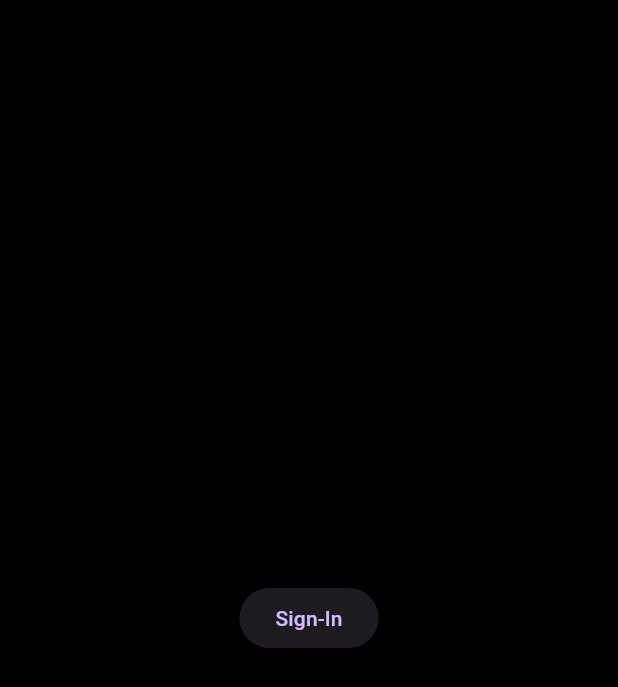
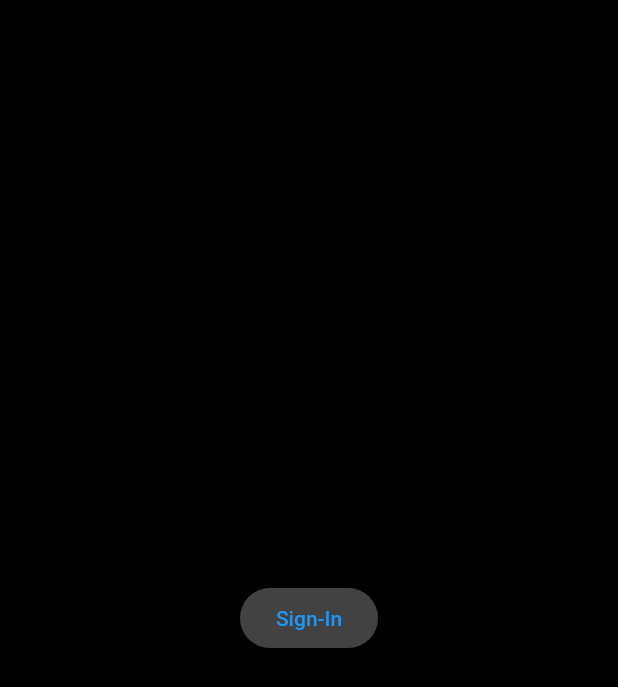
Before and after one commit to angathjr/Hestia-23, a Flutter app: the screen it shows after launch, on a phone screen of 412 x 824 dp. Shown: the top 687 px of the screen. Run offline on Flutter 3.47's test engine with Material 2 defaults, Android fonts, the phone set to English and light mode, and no system bars; our stand-ins replace cached_network_image, carousel_slider, circular_profile_avatar, cloud_firestore, feather_icons, firebase_core and 10 more; missing offline and left inert: flutter_polygon, stories_editor; accounts and stored records are empty.

Commit message:
future theme

```diff
--- a/lib/Schedule/views/Schedule.dart
+++ b/lib/Schedule/views/Schedule.dart
@@ -215,8 +215,8 @@ class Dates extends StatelessWidget {
           margin: EdgeInsets.symmetric(horizontal: w * 0.02),
           decoration: BoxDecoration(
               color: controller.selectedDateIndex.value == index
-                  ? FutTheme.primaryColor
-                  : FutTheme.primaryBg,
+                  ? context.theme.primaryColor
+                  : context.theme.secondaryHeaderColor,
               borderRadius: const BorderRadius.all(Radius.circular(8))),
           child: Column(
             mainAxisAlignment: MainAxisAlignment.spaceAround,
--- a/lib/core/Constants..dart
+++ b/lib/core/Constants..dart
@@ -35,7 +35,7 @@ class FutTheme {
 
   static TextStyle categoryFont = const TextStyle(fontFamily: 'Azonix');
 
-  static TextStyle font7 = GoogleFonts.oxanium();
+  static TextStyle font7 = GoogleFonts.oxanium(fontWeight: FontWeight.w300);
   static Color primaryColor = const Color(0xffDEFD72);
   static Color primaryBg = const Color(0xff1A1A1A);
   static Color secondaryColor = const Color(0xffFFD730);
--- /dev/null
+++ b/lib/core/theme/themes.dart
@@ -0,0 +1,94 @@
+import 'package:flutter/material.dart';
+import 'package:google_fonts/google_fonts.dart';
+
+class Themes {
+  // FUTURE  THEME
+
+  static final futureTheme = ThemeData.dark().copyWith(
+    useMaterial3: true,
+
+    //appbar
+
+    appBarTheme: const AppBarTheme(
+      backgroundColor: Colors.black,
+      scrolledUnderElevation: 0,
+    ),
+
+    //styles
+
+    scaffoldBackgroundColor: Colors.black,
+    iconTheme: const IconThemeData(color: Colors.white),
+    focusColor: Colors.grey,
+    primaryColor: const Color(0xffDEFD72),
+    cardColor: const Color(0xff1C1C1C),
+    secondaryHeaderColor: const Color(0xff1A1A1A),
+
+    //text themes
+
+    textTheme: TextTheme(
+      headlineMedium: const TextStyle(
+        fontFamily: 'Geomanist',
+      ),
+      titleLarge: const TextStyle(fontFamily: 'Azonix'),
+      titleMedium: GoogleFonts.poppins(
+        fontWeight: FontWeight.w500,
+        // color: Colors.white,
+      ),
+      titleSmall: GoogleFonts.montserrat(
+        fontWeight: FontWeight.w300,
+      ),
+      bodyLarge: GoogleFonts.poppins(
+          fontWeight: FontWeight.w700, color: const Color(0xffDEFD72)),
+      bodyMedium: GoogleFonts.montserrat(
+        fontWeight: FontWeight.w600,
+      ),
+      bodySmall: GoogleFonts.oxanium(fontWeight: FontWeight.w300),
+      labelMedium: GoogleFonts.questrial(),
+    ),
+  );
+
+  //PRESENT THEME
+
+  static final presentTheme = ThemeData.dark().copyWith(
+    useMaterial3: true,
+
+    //appbar
+
+    appBarTheme: const AppBarTheme(
+      backgroundColor: Colors.black,
+      scrolledUnderElevation: 0,
+    ),
+
+    //styles
+
+    scaffoldBackgroundColor: Colors.black,
+    iconTheme: const IconThemeData(color: Colors.white),
+    focusColor: Colors.grey,
+    primaryColor: const Color(0xffFFD730),
+    cardColor: const Color(0xff1A1A1A),
+
+    //text themes
+
+    textTheme: TextTheme(
+      headlineMedium: const TextStyle(
+        fontFamily: 'Geomanist',
+      ),
+      titleLarge: const TextStyle(fontFamily: 'Sandy'),
+      titleMedium: GoogleFonts.poppins(
+        fontWeight: FontWeight.w500,
+        // color: Colors.white,
+      ),
+      titleSmall: GoogleFonts.montserrat(
+        fontWeight: FontWeight.w300,
+      ),
+      bodyLarge: GoogleFonts.poppins(
+          fontWeight: FontWeight.w700, color: const Color(0xffDEFD72)),
+      bodyMedium: GoogleFonts.montserrat(
+        fontWeight: FontWeight.w600,
+      ),
+      bodySmall: GoogleFonts.oxanium(fontWeight: FontWeight.w300),
+    ),
+  );
+
+  //
+}
--- a/lib/events/views/event_details_screen.dart
+++ b/lib/events/views/event_details_screen.dart
@@ -69,8 +69,8 @@ class EventDetailsScreen extends StatelessWidget {
                           ),
                           Text(
                             "${eventsController.selectedEvent.title}",
-                            style: FutTheme.font1
-                                .copyWith(fontSize: height * 0.028),
+                            style: context.theme.textTheme.headlineMedium
+                                ?.copyWith(fontSize: height * 0.028),
                           ),
                           Text(
                             "${eventsController.selectedEvent.dept?.title}",
--- a/lib/home/views/event_category_card.dart
+++ b/lib/home/views/event_category_card.dart
@@ -1,6 +1,7 @@
 // ignore_for_file: public_member_api_docs, sort_constructors_first
 import 'package:cached_network_image/cached_network_image.dart';
 import 'package:flutter/material.dart';
+import 'package:get/get.dart';
 
 import 'package:hestia_23/core/Constants..dart';
 import 'package:hestia_23/events/models/category.dart';
@@ -20,7 +21,9 @@ class CategoryCard extends StatelessWidget {
     var cardHeight = h * 0.46;
 
     return Container(
-      color: const Color(0xff1C1C1C),
+      decoration: BoxDecoration(
+        color: Theme.of(context).secondaryHeaderColor,
+      ),
       child: Column(
         children: [
           SizedBox(
--- a/lib/main.dart
+++ b/lib/main.dart
@@ -5,6 +5,7 @@ import 'package:flutter/services.dart';
 import 'package:get/get.dart';
 import 'package:get_storage/get_storage.dart';
 import 'package:hestia_23/Schedule/views/Schedule.dart';
+import 'package:hestia_23/core/theme/themes.dart';
 import 'package:hestia_23/events/views/event_details_screen.dart';
 import 'package:hestia_23/events/views/events_search_screen.dart';
 import 'package:hestia_23/navbar/views/navbar_screen.dart';
@@ -48,12 +49,13 @@ class MyApp extends StatelessWidget {
       debugShowCheckedModeBanner: false,
       enableLog: true,
       title: 'Hestia 23',
-      theme: ThemeData(
-          useMaterial3: true,
-          brightness: Brightness.dark,
-          scaffoldBackgroundColor: Colors.black,
-          appBarTheme: const AppBarTheme(
-              color: Colors.black, scrolledUnderElevation: 0)),
+      theme: Themes.futureTheme,
+      // ThemeData(
+      //     useMaterial3: true,
+      //     brightness: Brightness.dark,
+      //     scaffoldBackgroundColor: Colors.black,
+      //     appBarTheme: const AppBarTheme(
+      //         color: Colors.black, scrolledUnderElevation: 0)),
       getPages: [
         GetPage(
             name: '/',
```
Also changed, not shown: lib/core/widgets/theme_controller.dart (added, +12 -0 lines), lib/events/views/events_screen.dart (+41 -24 lines), lib/home/views/home_screen.dart (+15 -9 lines), pubspec.yaml (+6 -3 lines), assets/fonts/Azonix 2.otf (deleted), assets/fonts/Geomanist-Bold.ttf (renamed from assets/fonts/Geomanist-Bold .ttf), assets/fonts/Sandy-Bold.otf (added).
